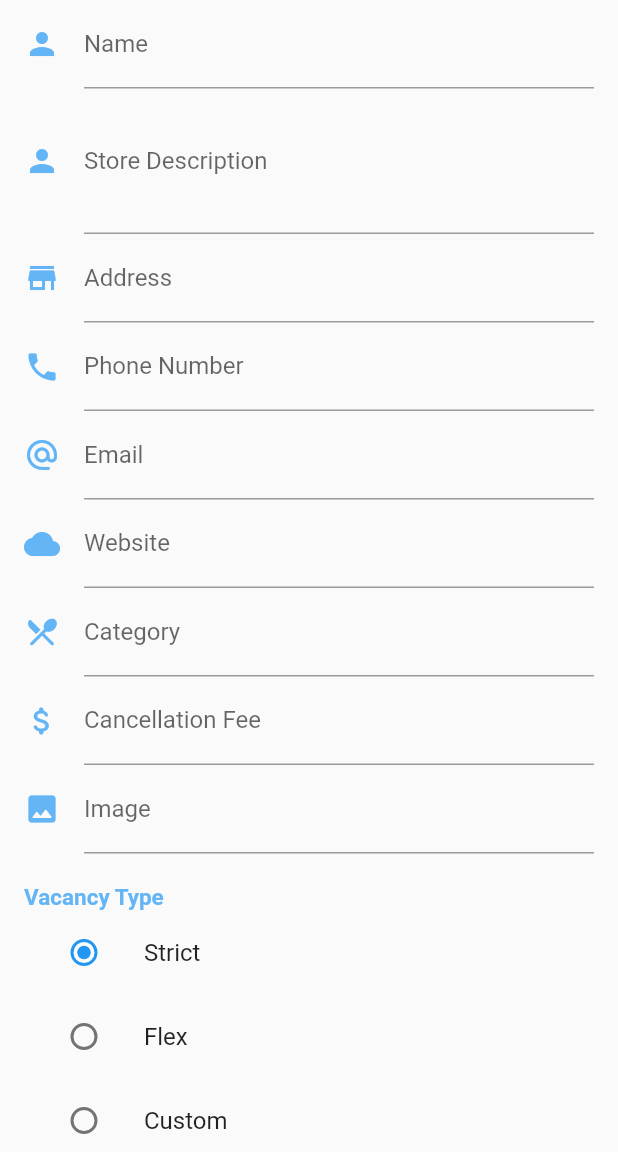
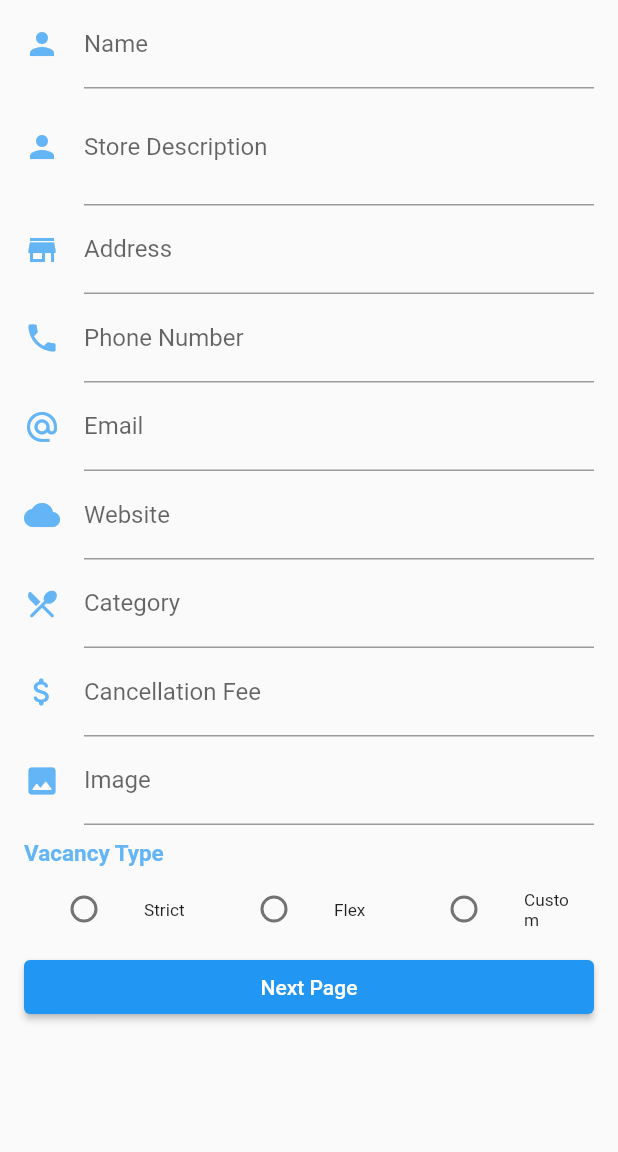
Before and after one commit to YARN-CC2021/cafe-express, a Flutter app: the MerchantProfilePage screen opened by its route, on a phone screen of 412 x 824 dp, the part 84-1236 px from its top. Run offline on Flutter 3.47's test engine with Material 2 defaults, Android fonts, the phone set to English and light mode, and no system bars; our stand-ins replace flutter_dotenv, flutter_login, geolocator, google_maps_flutter, location; missing offline and left inert: amplify_auth_cognito, amplify_core.

Commit message:
created halfway merchant calendar page

```diff
--- a/lib/screens/merchant_profile_page.dart
+++ b/lib/screens/merchant_profile_page.dart
@@ -3,8 +3,9 @@ import 'dart:async';
 import 'dart:convert';
 import 'package:http/http.dart' as http;
 import 'package:amplify_core/amplify_core.dart';
+import './merchant_calendar_page.dart';
 
-enum VacancyType { strict, flex, custom }
+// enum VacancyType { strict, flex, custom }
 
 class MerchantProfilePage extends StatefulWidget {
   @override
@@ -22,9 +23,22 @@ class _MerchantProfilePageState extends State<MerchantProfilePage> {
   final TextEditingController categoryController = TextEditingController();
   final TextEditingController depositController = TextEditingController();
   final TextEditingController imageController = TextEditingController();
-  bool _lights = false;
 
-  VacancyType _vacancyType = VacancyType.strict;
+  var _vacancyType = "";
+  var profile = {};
+
+  void assignVariable() {
+    profile["name"] = nameController.text;
+    profile["description"] = descriptionController.text;
+    profile["address"] = addressController.text;
+    profile["tel"] = telController.text;
+    profile["email"] = emailController.text;
+    profile["storeURL"] = storeUrlController.text;
+    profile["category"] = categoryController.text;
+    profile["depositAmountPerPerson"] = depositController.text;
+    profile["imagePaths"] = imageController.text;
+    profile["vacancyType"] = _vacancyType;
+  }
 
   @override
   void initState() {
@@ -73,7 +87,7 @@ class _MerchantProfilePageState extends State<MerchantProfilePage> {
                       hintText: 'Enter your store description',
                       labelText: 'Store Description',
                     ),
-                    maxLines: 3,
+                    maxLines: 2,
                     controller: descriptionController,
                     validator: (value) {
                       if (value.isEmpty) {
@@ -195,7 +209,7 @@ class _MerchantProfilePageState extends State<MerchantProfilePage> {
                     },
                   ),
                   Padding(
-                    padding: EdgeInsets.fromLTRB(0, 20, 20, 0),
+                    padding: EdgeInsets.fromLTRB(0, 10, 10, 0),
                     child: Text(
                       "Vacancy Type",
                       style: TextStyle(
@@ -205,73 +219,82 @@ class _MerchantProfilePageState extends State<MerchantProfilePage> {
                       ),
                     ),
                   ),
-                  ListTile(
-                    title: const Text('Strict'),
+                  Row(children: [
+                    Expanded(
+                        child: ListTile(
+                      title: const Text(
+                        'Strict',
+                        style: TextStyle(
+                          fontSize: 11.5,
+                        ),
+                      ),
                       leading: Radio(
-                      value: VacancyType.strict,
+                        value: "strict",
                         groupValue: _vacancyType,
-                      onChanged: (VacancyType value) {
+                        onChanged: (value) {
+                          setState(() {
+                            _vacancyType = value;
+                          });
+                        },
+                      ),
+                    )),
+                    Expanded(
+                      child: ListTile(
+                        title: const Text(
+                          'Flex',
+                          style: TextStyle(
+                            fontSize: 11.5,
+                          ),
+                        ),
+                        leading: Radio(
+                          value: "flex",
+                          groupValue: _vacancyType,
+                          onChanged: (value) {
                             setState(() {
                               _vacancyType = value;
                             });
                           },
                         ),
                       ),
-                  ListTile(
-                    title: const Text('Flex'),
+                    ),
+                    Expanded(
+                      child: ListTile(
+                        title: const Text(
+                          'Custom',
+                          style: TextStyle(
+                            fontSize: 11.5,
+                          ),
+                        ),
                         leading: Radio(
-                      value: VacancyType.flex,
+                          value: "custom",
                           groupValue: _vacancyType,
-                      onChanged: (VacancyType value) {
+                          onChanged: (value) {
                             setState(() {
                               _vacancyType = value;
                             });
                           },
                         ),
                       ),
-                  ListTile(
-                    title: const Text('Custom'),
-                    leading: Radio(
-                      value: VacancyType.custom,
-                      groupValue: _vacancyType,
-                      onChanged: (VacancyType value) {
-                        setState(() {
-                          _vacancyType = value;
-                        });
-                      },
                     ),
-                  ),
-                  ListTile(
-                    leading: Icon(
-                      Icons.lock_outline,
-                      color: Colors.purple,
-                    ),
-                    title: Text("じっけん"),
-                    trailing: Icon(Icons.keyboard_arrow_right),
-                    onTap: () {
-                      //go
-                    },
-                  ),
-                  SwitchListTile(
-                    title: const Text('Lights'),
-                    value: _lights,
-                    onChanged: (bool value) {
-                      setState(() {
-                        _lights = value;
-                      });
-                    },
-                    secondary: const Icon(Icons.lightbulb_outline),
-                  ),
+                  ]),
                   ElevatedButton(
                     onPressed: () {
                       // Validate returns true if the form is valid, otherwise false.
                       if (_formKey.currentState.validate()) {
                         // If the form is valid, display a snackbar. In the real world,
                         // you'd often call a server or save the information in a database.
-                        print(emailController.text);
+                        assignVariable();
+                        print(profile);
+                        Navigator.push(
+                          context,
+                          MaterialPageRoute(
+                            builder: (context) =>
+                                MerchantCalendarPage(profile: profile),
+                          ),
+                        );
                       }
                     },
-                    child: Text('Submit'),
+                    child: Text('Next Page'),
                   )
                 ])));
   }
```
Also changed, not shown: lib/screens/merchant_calendar_page.dart (added, +55 -0 lines). Lines whose indentation alone changed are shown as unchanged.
